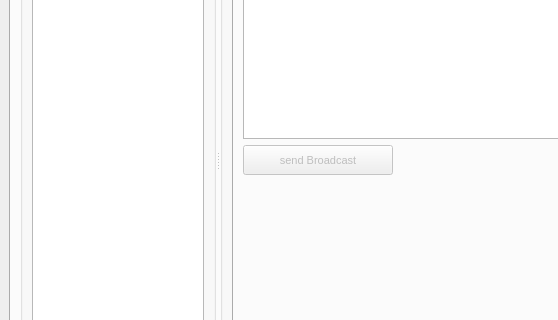
Before: the Qt Designer form main.ui in oe5rnl/HamMessenger2, drawn with Qt 5; both pictures show x 0 to 558 and y 192 to 512 of the 1115 by 1026 pixel window.
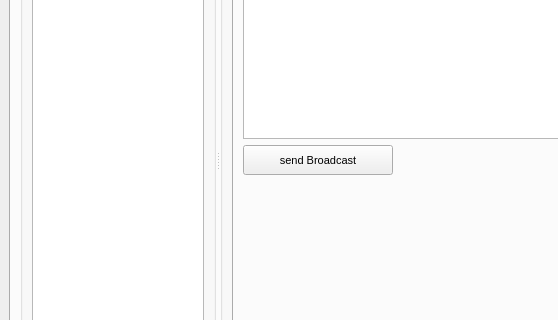
After: the same form once the commit is applied. The open tabs and pages were chosen to show the change. Icons and pictures are not drawn.

Patch:
```diff
--- a/main.ui
+++ b/main.ui
@@ -153,7 +153,7 @@
                      <item>
                       <widget class="QPushButton" name="pushButtonBC">
                        <property name="enabled">
-                        <bool>false</bool>
+                        <bool>true</bool>
                        </property>
                        <property name="minimumSize">
                         <size>
```
Left out of the diff: 10 changed lines with no effect on the pictures.
